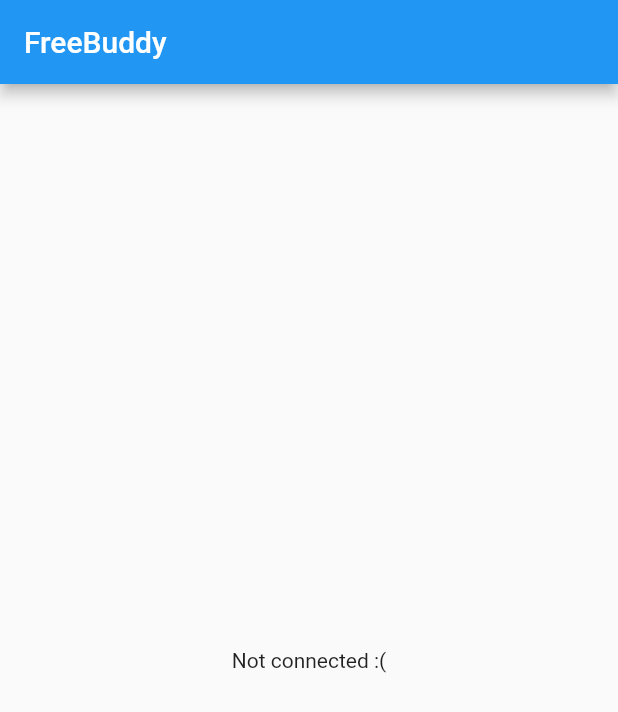
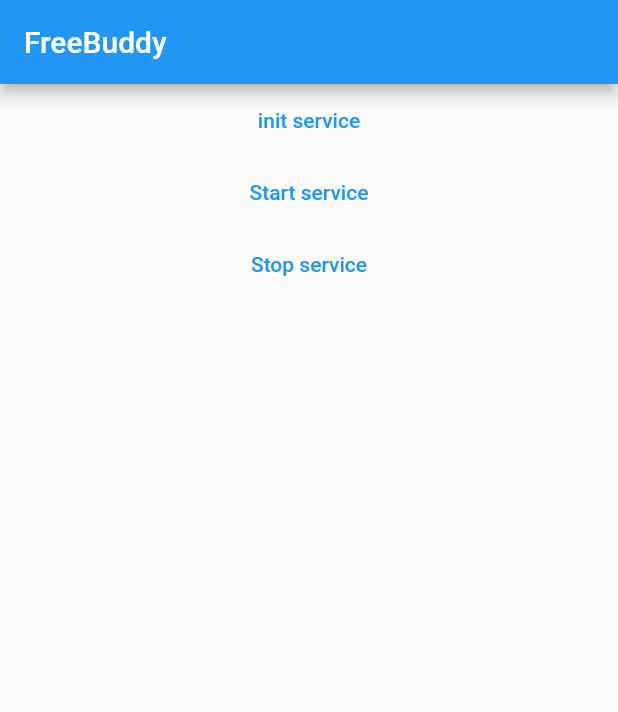
Before and after one commit to TheLastGimbus/FreeBuddy, a Flutter app: the screen it shows after launch, on a phone screen of 412 x 824 dp. Shown: the top 712 px of the screen. Run offline on Flutter 3.47's test engine with Material 2 defaults, Android fonts, the phone set to English and light mode, and no system bars; our stand-ins replace flutter_bluetooth_serial; missing offline and left inert: crclib, flutter_foreground_task.

Commit message:
Add initial foreground service

```diff
--- a/lib/main.dart
+++ b/lib/main.dart
@@ -1,8 +1,9 @@
 import 'dart:async';
-import 'dart:typed_data';
 
 import 'package:flutter/material.dart';
 import 'package:flutter_bluetooth_serial/flutter_bluetooth_serial.dart';
+import 'package:flutter_foreground_task/flutter_foreground_task.dart';
+import 'package:freebuddy/headphones/foreground_service.dart';
 import 'package:freebuddy/headphones/mbb.dart';
 import 'package:freebuddy/headphones/otter_constants.dart';
 
@@ -37,6 +38,9 @@
   @override
   void initState() {
     super.initState();
+
+    initForegroundTask();
+
     _periodSS = Stream.periodic(const Duration(milliseconds: 1000), (_) async {
       final devs = await FlutterBluetoothSerial.instance.getBondedDevices();
       final otters = devs.where(
@@ -70,7 +74,26 @@
       appBar: AppBar(title: const Text("FreeBuddy")),
       body: Center(
         child: otterConn == null
-            ? const Text("Not connected :(")
+            ? Column(
+                children: [
+                  TextButton(
+                    child: const Text("init service"),
+                    onPressed: () => initForegroundTask(),
+                  ),
+                  TextButton(
+                    child: const Text('Start service'),
+                    onPressed: () => FlutterForegroundTask.startService(
+                      notificationTitle: 'FreeBuddy',
+                      notificationText: 'Connection to headphones...',
+                      callback: foregroundTaskStartCallback,
+                    ),
+                  ),
+                  TextButton(
+                    child: const Text('Stop service'),
+                    onPressed: () => FlutterForegroundTask.stopService(),
+                  ),
+                ],
+              )
             : Row(
                 mainAxisAlignment: MainAxisAlignment.spaceEvenly,
                 // Noise cancellation settings:
--- a/pubspec.yaml
+++ b/pubspec.yaml
@@ -30,8 +30,11 @@
   flutter:
     sdk: flutter
 
+  # Platform plugins
+  flutter_foreground_task: ^3.8.2
+  flutter_bluetooth_serial: ^0.4.0
 
-  flutter_bluetooth_serial: ^0.4.0
+  # Logic libs
   crclib: ^3.0.0
   collection: ^1.16.0
 
```
Also changed, not shown: lib/headphones/foreground_service.dart (added, +57 -0 lines), pubspec.lock, 3 other files.
